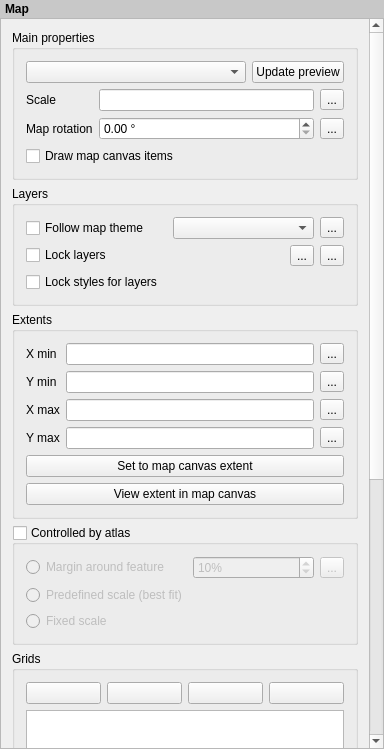
First picture: the form in src/ui/composer/qgscomposermapwidgetbase.ui, repository qgis/QGIS, before the edit.
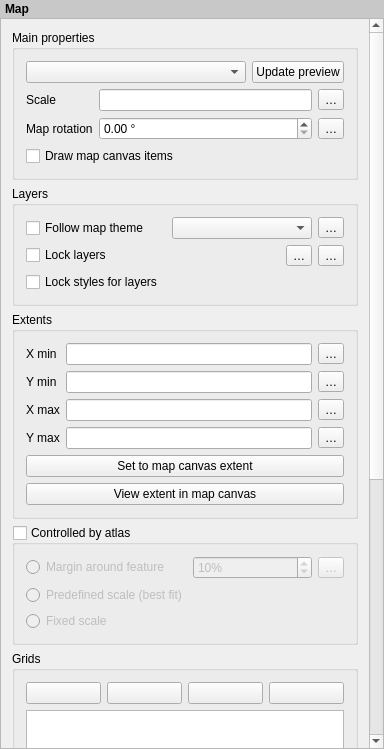
Second picture: the form after the edit. Icons and pictures are not drawn. Custom widgets are drawn as their Qt base class.

Diff of the .ui file:
```diff
--- a/src/ui/composer/qgscomposermapwidgetbase.ui
+++ b/src/ui/composer/qgscomposermapwidgetbase.ui
@@ -133,7 +133,7 @@
             <item>
              <widget class="QgsDataDefinedButton" name="mScaleDDBtn">
               <property name="text">
-               <string>...</string>
+               <string>…</string>
               </property>
              </widget>
             </item>
@@ -161,7 +161,7 @@
             <item>
              <widget class="QgsDataDefinedButton" name="mMapRotationDDBtn">
               <property name="text">
-               <string>...</string>
+               <string>…</string>
               </property>
              </widget>
             </item>
@@ -198,7 +198,7 @@
             <item>
              <widget class="QgsDataDefinedButton" name="mStylePresetsDDBtn">
               <property name="text">
-               <string>...</string>
+               <string>…</string>
               </property>
              </widget>
             </item>
@@ -235,7 +235,7 @@
             <item>
              <widget class="QToolButton" name="mLayerListFromPresetButton">
               <property name="text">
-               <string>...</string>
+               <string>…</string>
               </property>
               <property name="popupMode">
                <enum>QToolButton::InstantPopup</enum>
@@ -245,7 +245,7 @@
             <item>
              <widget class="QgsDataDefinedButton" name="mLayersDDBtn">
               <property name="text">
-               <string>...</string>
+               <string>…</string>
               </property>
              </widget>
             </item>
@@ -300,7 +300,7 @@
             <item>
              <widget class="QgsDataDefinedButton" name="mXMinDDBtn">
               <property name="text">
-               <string>...</string>
+               <string>…</string>
               </property>
              </widget>
             </item>
@@ -327,7 +327,7 @@
             <item>
              <widget class="QgsDataDefinedButton" name="mYMinDDBtn">
               <property name="text">
-               <string>...</string>
+               <string>…</string>
               </property>
              </widget>
             </item>
@@ -354,7 +354,7 @@
             <item>
              <widget class="QgsDataDefinedButton" name="mXMaxDDBtn">
               <property name="text">
-               <string>...</string>
+               <string>…</string>
               </property>
              </widget>
             </item>
@@ -381,7 +381,7 @@
             <item>
              <widget class="QgsDataDefinedButton" name="mYMaxDDBtn">
               <property name="text">
-               <string>...</string>
+               <string>…</string>
               </property>
              </widget>
             </item>
@@ -459,7 +459,7 @@
             <item>
              <widget class="QgsDataDefinedButton" name="mAtlasMarginDDBtn">
               <property name="text">
-               <string>...</string>
+               <string>…</string>
               </property>
              </widget>
             </item>
```
Left out of the diff: 4 changed lines with no effect on the pictures.
